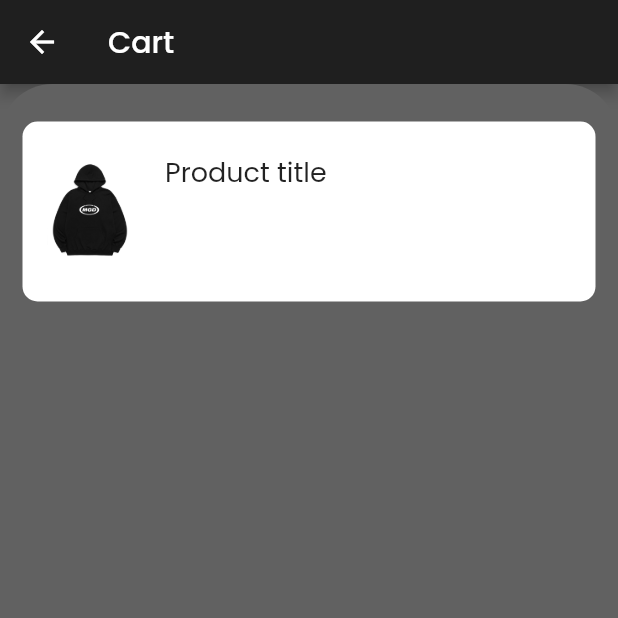
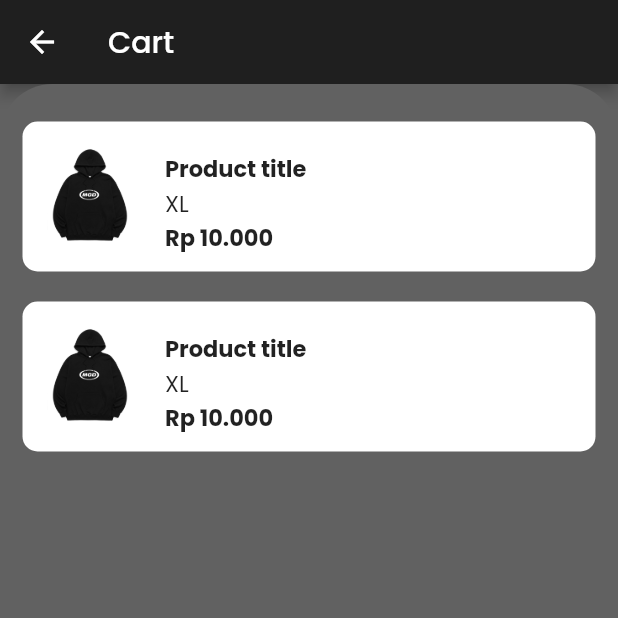
Before and after one commit to naufal-h/bajulo, a Flutter app: the cart screen opened directly, on a phone screen of 412 x 824 dp, the top half of it. Run offline on Flutter 3.47's test engine with Material 2 defaults, Android fonts, the phone set to English and light mode, and no system bars; our stand-ins replace carousel_slider, flutter_svg, google_fonts.

Commit message:
update cart

```diff
--- a/lib/cartItem.dart
+++ b/lib/cartItem.dart
@@ -9,8 +9,9 @@ class cartItem extends StatelessWidget {
   Widget build(BuildContext context) {
     return Column(
       children: [
+        for(int i=0;i<2;i++)
         Container(
-          height: 120,
+          height: 100,
           margin: EdgeInsets.symmetric(horizontal: 15, vertical: 10),
           padding: EdgeInsets.all(10),
           decoration: BoxDecoration(
@@ -32,9 +33,20 @@ class cartItem extends StatelessWidget {
                     Text("Product title",
                     style: TextStyle(
                       fontFamily: "Poppins",
-                      fontSize: 18,
-
-                    ),)
+                      fontSize: 15,
+                      fontWeight: FontWeight.bold
+                    ),),
+                    Text("XL",
+                    style: TextStyle(
+                      fontFamily: "Poppins",
+                      fontSize: 15,
+                    ),),
+                    Text("Rp 10.000",
+                    style: TextStyle(
+                      fontFamily: "Poppins",
+                      fontSize: 15,
+                      fontWeight: FontWeight.bold
+                    ),),
                     ],
                 ),
               )
--- a/lib/homeScreen.dart
+++ b/lib/homeScreen.dart
@@ -3,6 +3,7 @@ import 'homeBody.dart';
 
 class homeScreen extends StatefulWidget {
   @override
+  static const x='/homeScreen';
   _homeScreenState createState() => _homeScreenState();
 }
 
--- a/lib/main.dart
+++ b/lib/main.dart
@@ -1,3 +1,4 @@
+import 'package:bajulo/homeScreen.dart';
 import 'package:flutter/material.dart';
 import 'navbar1.dart';
 import 'package:bajulo/const/tema.dart';
@@ -10,8 +11,13 @@ class myApp extends StatelessWidget {
     return MaterialApp(
       theme: Tema().themedata,
       title: "bajulo",
+      // initialRoute: homeScreen.x,
+      home: Widget028(),
+      // routes: {
+      //   homeScreen.x:(context) => homeScreen(),
+      // },
       debugShowCheckedModeBanner: false,
-      home: Widget028(),
+
     );
   }
 }
--- a/pubspec.yaml
+++ b/pubspec.yaml
@@ -34,6 +34,7 @@ dependencies:
   smooth_page_indicator: ^1.0.0+2
 
 
+
   # The following adds the Cupertino Icons font to your application.
   # Use with the CupertinoIcons class for iOS style icons.
   cupertino_icons: ^1.0.2
@@ -44,6 +45,7 @@ dev_dependencies:
   carousel_slider: ^4.2.1
   google_fonts: ^4.0.3
   intl: ^0.18.0
+
 
 
   # The "flutter_lints" package below contains a set of recommended lints to
```
